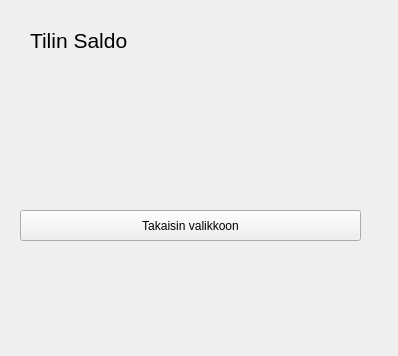
This is bankautomat/saldokysely.ui in tvt21kmo-bank-project/group_1 as Qt 5 draws it before an edit. The edited form follows.
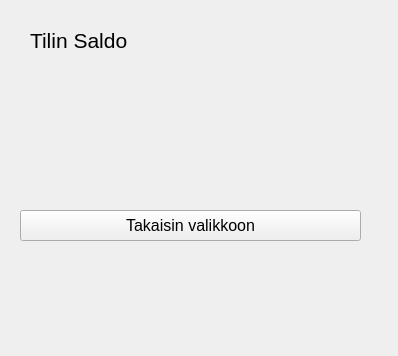
This is the edited form.

Diff of the .ui file:
```diff
--- a/bankautomat/saldokysely.ui
+++ b/bankautomat/saldokysely.ui
@@ -22,6 +22,11 @@
      <height>31</height>
     </rect>
    </property>
+   <property name="font">
+    <font>
+     <pointsize>12</pointsize>
+    </font>
+   </property>
    <property name="text">
     <string>Takaisin valikkoon</string>
    </property>
```
